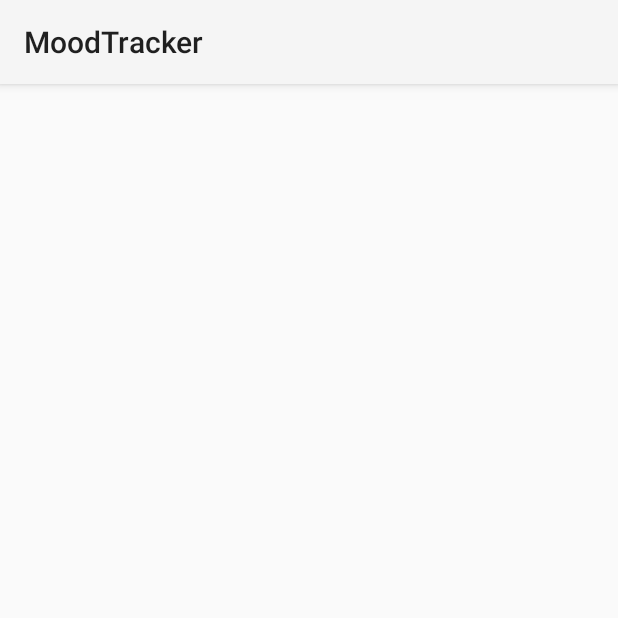
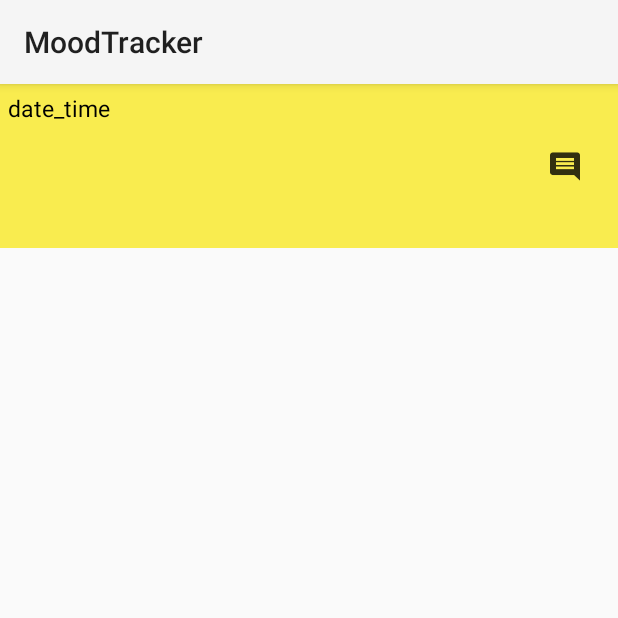
Before and after one commit to LeothosThoren/Mood_Tracker, an Android app: the HistoryActivity screen opened directly, with no data from a screen before it, on a phone screen of 412 x 824 dp, the top half of it. Run offline under Robolectric (Android 15) with nearby library versions, the phone set to English and light mode, and no system bars.

Commit message:
Model definition on activity_history.xml

```diff
--- a/app/src/main/res/layout/activity_history.xml
+++ b/app/src/main/res/layout/activity_history.xml
@@ -1,13 +1,41 @@
 <?xml version="1.0" encoding="utf-8"?>
-<LinearLayout
-    xmlns:android="http://schemas.android.com/apk/res/android"
-    xmlns:app="http://schemas.android.com/apk/res-auto"
+<LinearLayout xmlns:android="http://schemas.android.com/apk/res/android"
     xmlns:tools="http://schemas.android.com/tools"
     android:layout_width="match_parent"
     android:layout_height="match_parent"
     android:orientation="vertical"
+    android:weightSum="100"
     tools:context="com.leothosthoren.moodtracker.HistoryActivity">
 
+    <FrameLayout
+        android:id="@+id/history_activity_frameLayout"
+        android:layout_width="match_parent"
+        android:layout_height="0dp"
+        android:layout_weight="14.29"
+        android:background="@color/banana_yellow">
 
+        <TextView
+            android:id="@+id/history_activity_text"
+            android:layout_width="wrap_content"
+            android:layout_height="wrap_content"
+            android:padding="5dp"
+            android:text="date_time"
+            android:textColor="#000000"
+            android:textSize="15sp" />
+
+        <ImageButton
+            android:id="@+id/history_activity_commentBtn"
+            android:layout_width="wrap_content"
+            android:layout_height="match_parent"
+            android:layout_gravity="end"
+            android:layout_marginEnd="15dp"
+            android:layout_marginRight="15dp"
+            android:background="@color/banana_yellow"
+            android:contentDescription="@string/comment_icon"
+            android:gravity="center"
+            android:padding="10dp"
+            android:src="@mipmap/ic_comment_black_48px" />
+
+    </FrameLayout>
 
 </LinearLayout>
--- a/app/src/main/res/values/strings.xml
+++ b/app/src/main/res/values/strings.xml
@@ -1,4 +1,5 @@
 <resources>
     <string name="app_name">MoodTracker</string>
     <string name="smiley_icon">smiley</string>
+    <string name="comment_icon">comment_icon</string>
 </resources>
```
